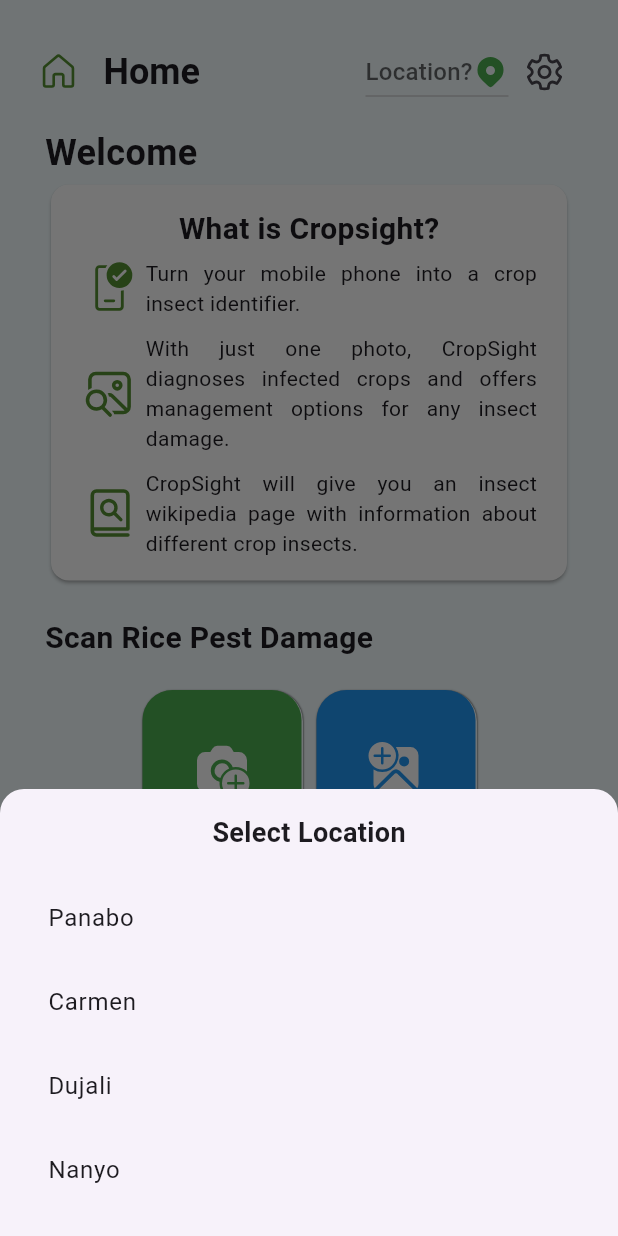
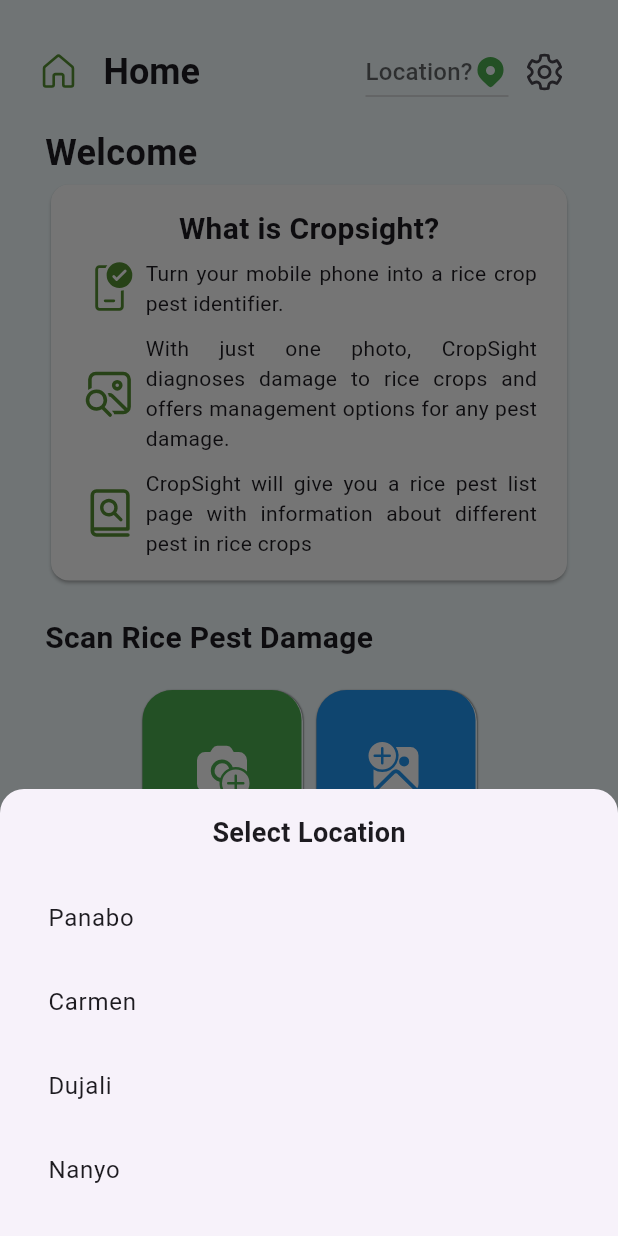
Before and after one commit to karlmacas29/cropsight-capstone-main, a Flutter app: the HomePageNav screen opened directly, on a phone screen of 412 x 824 dp. Run offline on Flutter 3.47's test engine with Material 3 defaults, Android fonts, the phone set to English and light mode, and no system bars; drawn by our look-alikes of animated_bottom_navigation_bar; our stand-ins replace file_picker, fl_chart, fluentui_system_icons, flutter_carousel_widget, image_cropper, image_picker and 3 more; missing offline and left inert: tensorflow_lite_flutter; accounts and stored records are empty.

Commit message:
modified:   lib/views/descript/mandesc.dart 	modified:   lib/views/navigation/home.dart 	modified:   lib/views/navigation/nav_page.dart 	modified:   lib/views/pages/history_data.dart

```diff
--- a/lib/views/descript/mandesc.dart
+++ b/lib/views/descript/mandesc.dart
@@ -183,7 +183,7 @@
                               ListView(
                                 shrinkWrap: true,
                                 physics: const NeverScrollableScrollPhysics(),
-                                children: cultureMn.map((value) {
+                                children: biologicalMn.map((value) {
                                   return ListTile(
                                     title: Text(
                                       value,
@@ -208,7 +208,7 @@
                               ListView(
                                 shrinkWrap: true,
                                 physics: const NeverScrollableScrollPhysics(),
-                                children: cultureMn.map((value) {
+                                children: chemicalMn.map((value) {
                                   return ListTile(
                                     title: Text(
                                       value,
--- a/lib/views/navigation/home.dart
+++ b/lib/views/navigation/home.dart
@@ -302,7 +302,7 @@
                       ),
                       Expanded(
                         child: Text(
-                          'Turn your mobile phone into a crop insect identifier.',
+                          'Turn your mobile phone into a rice crop pest identifier.',
                           style: TextStyle(
                             overflow: TextOverflow.clip,
                           ),
@@ -327,7 +327,7 @@
                       ),
                       Expanded(
                         child: Text(
-                          'With just one photo, CropSight diagnoses infected crops and offers management options for any insect damage.',
+                          'With just one photo, CropSight diagnoses damage to rice crops and offers management options for any pest damage.',
                           style: TextStyle(
                             overflow: TextOverflow.clip,
                           ),
@@ -352,7 +352,7 @@
                       ),
                       Expanded(
                         child: Text(
-                          'CropSight will give you an insect wikipedia page with information about different crop insects.',
+                          'CropSight will give you a rice pest list page with information about different pest in rice crops',
                           style: TextStyle(
                             overflow: TextOverflow.clip,
                           ),
--- a/lib/views/navigation/nav_page.dart
+++ b/lib/views/navigation/nav_page.dart
@@ -38,7 +38,7 @@
 
   final _titleAppbar = [
     'Home',
-    'Cropsight',
+    'Rice Pest',
     'History',
     'Reports',
   ];
@@ -75,7 +75,7 @@
   }
 
   bool isHide() {
-    if (_titleAppbar[_currentIndex] == 'Cropsight' ||
+    if (_titleAppbar[_currentIndex] == 'Rice Pest' ||
         _titleAppbar[_currentIndex] == 'Reports') {
       return true;
     }
--- a/lib/views/pages/history_data.dart
+++ b/lib/views/pages/history_data.dart
@@ -159,7 +159,7 @@
                       ),
                       const Divider(),
                       _buildDetailRow(
-                        'Detected',
+                        'Scan Date',
                         '${widget.month} ${widget.year}',
                       ),
                     ],
```
